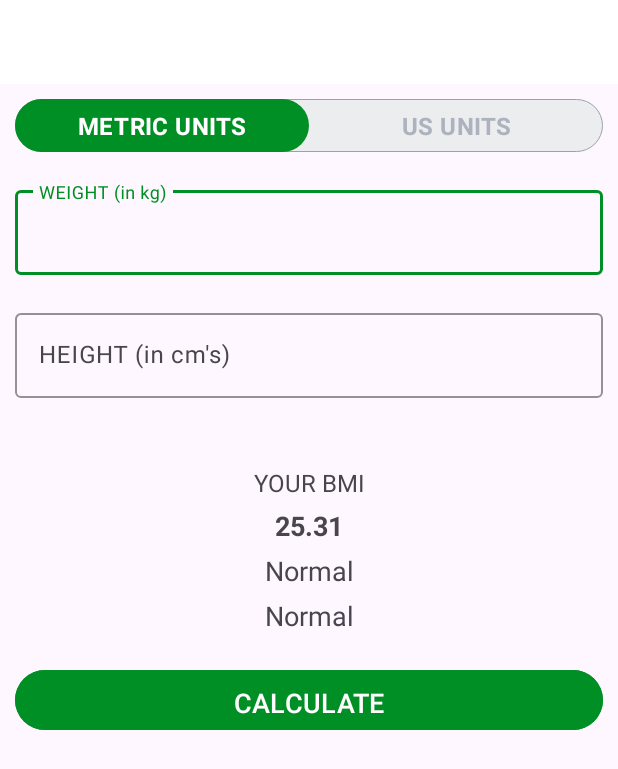
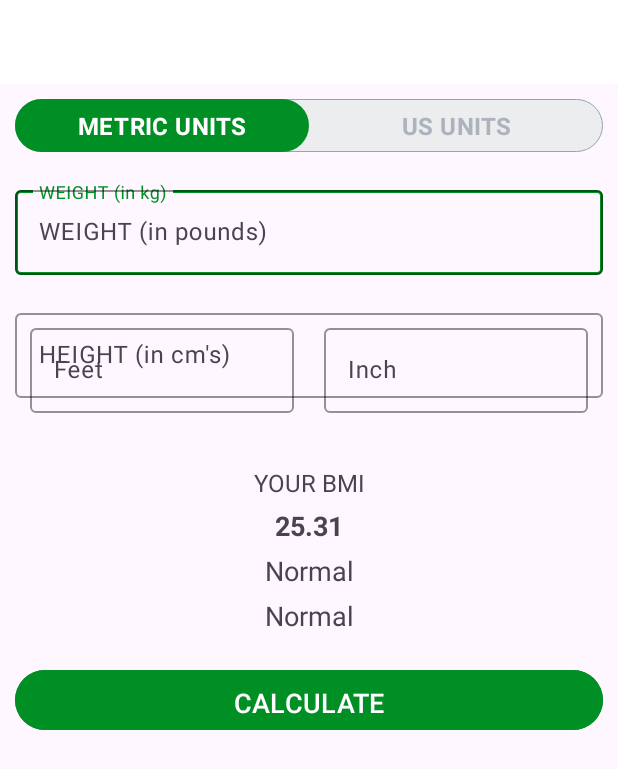
Before and after one commit to Nitesh065/7minWorkout, an Android app: the layout activity_bmi.xml on its own in the app's theme, with its tools: preview values and no code run, on a phone screen of 412 x 824 dp. Shown: the top 769 px of the screen. Run offline under Robolectric (Android 15) with nearby library versions, the phone set to English and light mode, and no system bars.

Commit message:
finalized the  bmi calculator for us units and metric units

```diff
--- a/app/src/main/res/layout/activity_bmi.xml
+++ b/app/src/main/res/layout/activity_bmi.xml
@@ -86,6 +86,7 @@
         android:layout_width="match_parent"
         android:layout_height="wrap_content"
         android:layout_margin="10dp"
+        android:visibility="visible"
         app:boxStrokeColor="@color/colorAccent"
         app:hintTextColor="@color/colorAccent"
         style="@style/Widget.Material3.TextInputLayout.OutlinedBox"
@@ -102,6 +103,83 @@
         </androidx.appcompat.widget.AppCompatEditText>
     </com.google.android.material.textfield.TextInputLayout>
 
+    <com.google.android.material.textfield.TextInputLayout
+        android:id="@+id/tilBmiUnitWeighPounds"
+        android:layout_below="@+id/rgUnits"
+        android:layout_width="match_parent"
+        android:layout_height="wrap_content"
+        android:layout_margin="10dp"
+        android:visibility="invisible"
+        tools:visibility="visible"
+        app:boxStrokeColor="@color/colorAccent"
+        app:hintTextColor="@color/colorAccent"
+        style="@style/Widget.Material3.TextInputLayout.OutlinedBox"
+        >
+        <androidx.appcompat.widget.AppCompatEditText
+            android:id="@+id/etBmiWeightPounds"
+            android:layout_width="match_parent"
+            android:layout_height="wrap_content"
+            android:hint="WEIGHT (in pounds)"
+            android:inputType="numberDecimal"
+            android:textSize="16sp"
+            >
+
+        </androidx.appcompat.widget.AppCompatEditText>
+
+    </com.google.android.material.textfield.TextInputLayout>
+
+    <LinearLayout
+        android:id="@+id/llDisplayUsUnits"
+        android:layout_below="@+id/tilBmiUnitWeighPounds"
+        android:layout_width="match_parent"
+        android:layout_height="wrap_content"
+        android:visibility="invisible"
+        tools:visibility="visible"
+        android:orientation="horizontal"
+        android:padding="10dp">
+
+        <com.google.android.material.textfield.TextInputLayout
+            android:id="@+id/tilBmiUnitFeet"
+            style="@style/Widget.Material3.TextInputLayout.OutlinedBox"
+            android:layout_width="match_parent"
+            android:layout_height="wrap_content"
+            android:layout_weight="1"
+            android:layout_margin="10dp"
+            app:boxStrokeColor="@color/colorAccent"
+            app:hintTextColor="@color/colorAccent">
+
+            <androidx.appcompat.widget.AppCompatEditText
+                android:id="@+id/etBmiFeet"
+                android:layout_width="match_parent"
+                android:layout_height="wrap_content"
+                android:hint="Feet"
+                android:inputType="numberDecimal"
+                android:textSize="16sp">
+
+            </androidx.appcompat.widget.AppCompatEditText>
+        </com.google.android.material.textfield.TextInputLayout>
+
+        <com.google.android.material.textfield.TextInputLayout
+            android:id="@+id/tilBmiUnitInch"
+            style="@style/Widget.Material3.TextInputLayout.OutlinedBox"
+            android:layout_width="match_parent"
+            android:layout_height="wrap_content"
+            android:layout_weight="1"
+            android:layout_margin="10dp"
+            app:boxStrokeColor="@color/colorAccent"
+            app:hintTextColor="@color/colorAccent">
+
+            <androidx.appcompat.widget.AppCompatEditText
+                android:id="@+id/etBmiInch"
+                android:layout_width="match_parent"
+                android:layout_height="wrap_content"
+                android:hint="Inch"
+                android:inputType="numberDecimal"
+                android:textSize="16sp">
+
+            </androidx.appcompat.widget.AppCompatEditText>
+        </com.google.android.material.textfield.TextInputLayout>
+    </LinearLayout>
     <LinearLayout
         android:layout_below="@+id/tilBmiUnitHeight"
         android:id="@+id/llDisplayBmiResult"
```
Also changed, not shown: app/src/main/java/com/example/a7minutesworkout/BMI.kt (+90 -11 lines).
